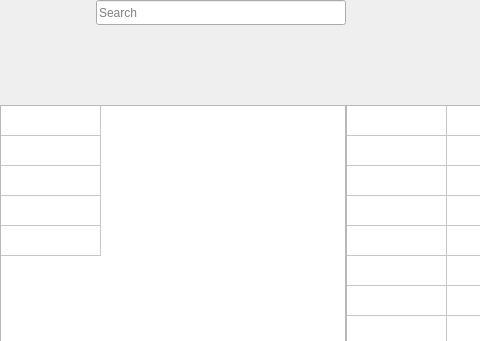
Qt form GUI/mainwindow.ui (KuzloPavlo/Networker) before a commit; both pictures show x 0 to 480 and y 0 to 341 of the 1158 by 448 pixel window.
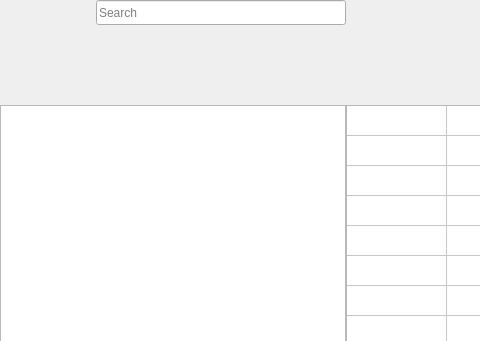
The same form after that commit. The open tabs and pages were chosen to show the change. Icons and pictures are not drawn.

Commit message: Changed the form of found file.

```diff
--- a/GUI/mainwindow.ui
+++ b/GUI/mainwindow.ui
@@ -385,31 +385,6 @@
                   <attribute name="verticalHeaderVisible">
                    <bool>false</bool>
                   </attribute>
-                  <row>
-                   <property name="text">
-                    <string>Новая строка</string>
-                   </property>
-                  </row>
-                  <row>
-                   <property name="text">
-                    <string>Новая строка</string>
-                   </property>
-                  </row>
-                  <row>
-                   <property name="text">
-                    <string>Новая строка</string>
-                   </property>
-                  </row>
-                  <row>
-                   <property name="text">
-                    <string>Новая строка</string>
-                   </property>
-                  </row>
-                  <row>
-                   <property name="text">
-                    <string>Новая строка</string>
-                   </property>
-                  </row>
                   <column>
                    <property name="text">
                     <string>Новый столбец</string>
```
Left out of the diff: 2 changed lines with no effect on the pictures. The commit also changes 7 other files.
